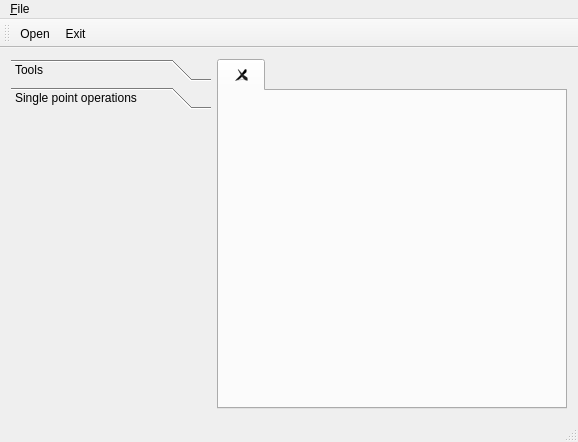
Shadasviar/APOD, file mainwindow.ui: the form before one commit.
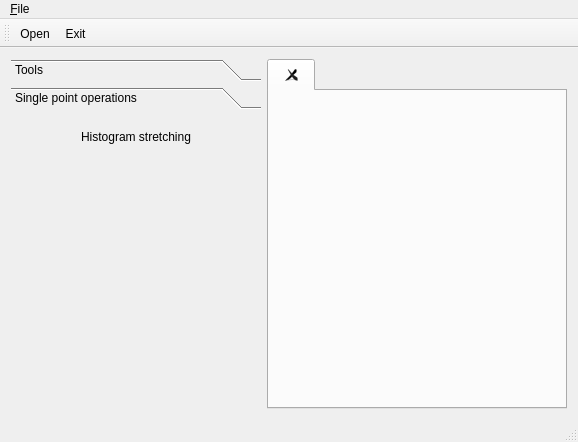
The form after the commit. The open tabs and pages were chosen to show the change. Icons and pictures are not drawn.

Commit message: Add preview and straitchHistogram. Needs to refactor.

```diff
--- a/mainwindow.ui
+++ b/mainwindow.ui
@@ -62,7 +62,7 @@
         </property>
         <property name="minimumSize">
          <size>
-          <width>200</width>
+          <width>250</width>
           <height>0</height>
          </size>
         </property>
@@ -130,13 +130,54 @@
           <rect>
            <x>0</x>
            <y>0</y>
-           <width>212</width>
+           <width>250</width>
            <height>226</height>
           </rect>
          </property>
          <attribute name="label">
           <string>Single point operations</string>
          </attribute>
+         <layout class="QVBoxLayout" name="verticalLayout_2">
+          <item>
+           <widget class="QToolButton" name="histStretch">
+            <property name="sizePolicy">
+             <sizepolicy hsizetype="Expanding" vsizetype="Fixed">
+              <horstretch>0</horstretch>
+              <verstretch>0</verstretch>
+             </sizepolicy>
+            </property>
+            <property name="text">
+             <string>Histogram stretching</string>
+            </property>
+            <property name="icon">
+             <iconset resource="images.qrc">
+              <normaloff>:/Resources/stretch.png</normaloff>:/Resources/stretch.png</iconset>
+            </property>
+            <property name="checkable">
+             <bool>true</bool>
+            </property>
+            <property name="toolButtonStyle">
+             <enum>Qt::ToolButtonTextBesideIcon</enum>
+            </property>
+            <property name="autoRaise">
+             <bool>true</bool>
+            </property>
+           </widget>
+          </item>
+          <item>
+           <spacer name="verticalSpacer_2">
+            <property name="orientation">
+             <enum>Qt::Vertical</enum>
+            </property>
+            <property name="sizeHint" stdset="0">
+             <size>
+              <width>20</width>
+              <height>40</height>
+             </size>
+            </property>
+           </spacer>
+          </item>
+         </layout>
         </widget>
        </widget>
       </item>
```
Left out of the diff: 34 changed lines with no effect on the pictures. The commit also changes 17 other files.
